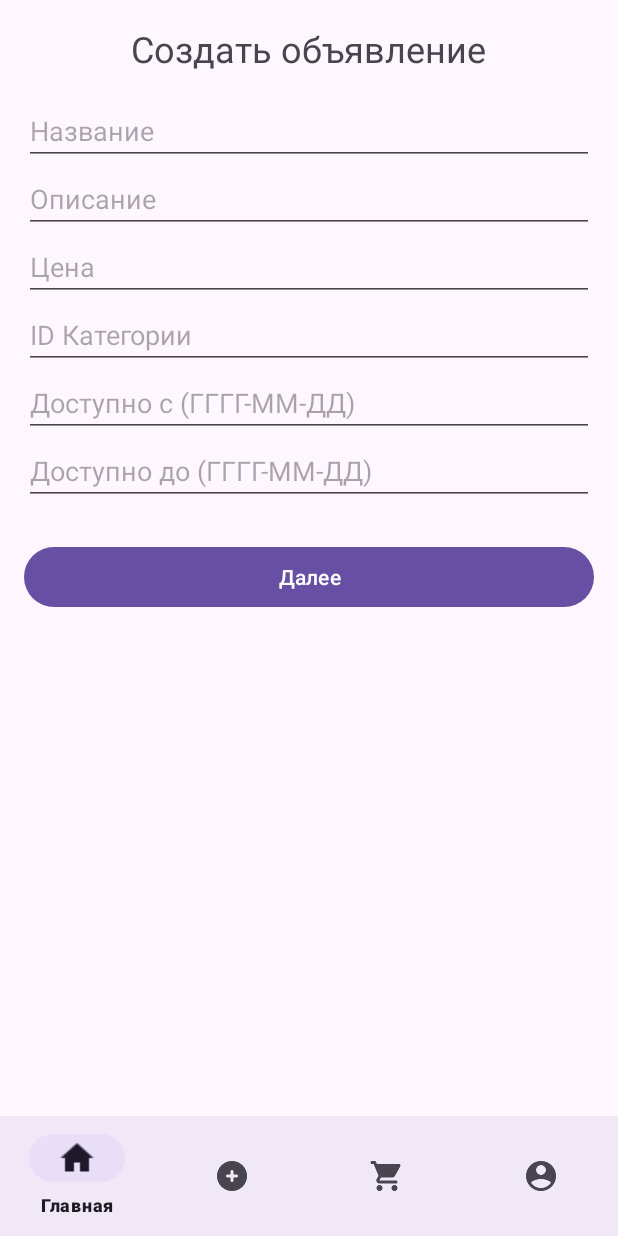
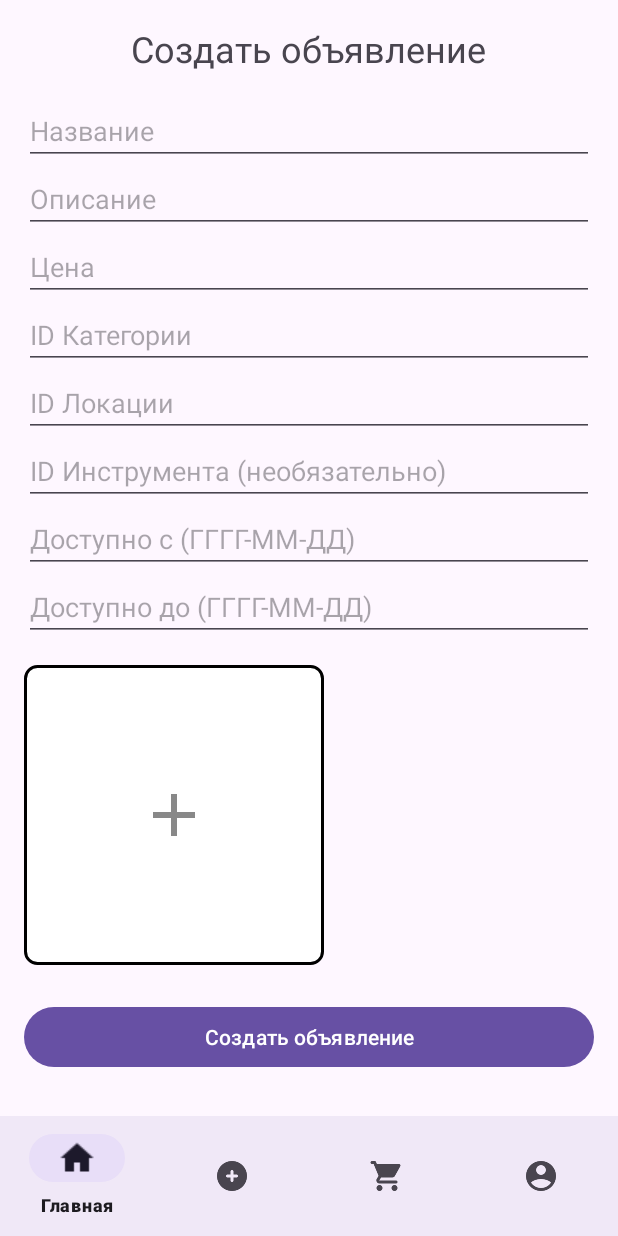
Before and after one commit to BalgynbekChamp/FlexibleRent, an Android app: the fragment CreatePostFragment placed in its activity, on a phone screen of 412 x 824 dp. Run offline under Robolectric (Android 15) with nearby library versions, the phone set to English and light mode, and no system bars; pictures from the network do not load.

Commit message:
Balgynbek's edit

```diff
--- a/QuickRent/QuickRent/app/src/main/java/com/example/quickrent/data/network/ApiService.kt
+++ b/QuickRent/QuickRent/app/src/main/java/com/example/quickrent/data/network/ApiService.kt
@@ -27,18 +27,12 @@ interface ApiService {
     @POST("/api/users/logout")
     fun logout(@Header("Authorization") token: String): Call<Void>
 
-    @POST("api/listings")
+    @POST("/api/listings")
     suspend fun createListing(
         @Header("Authorization") token: String,
         @Body listing: ListingDTO
-    ): Response<Void>
-    @Multipart
-    @POST("api/listings/with-photo")
-    suspend fun uploadListingWithPhotos(
-        @Header("Authorization") token: String,
-        @Part photos: List<MultipartBody.Part>
-        // Можно также передавать JSON часть в виде @Part("data") RequestBody
-    ): Response<Void>
+    ): Response<ListingDTO>
+
     // Получить главные категории (parentId == null)
     @GET("api/categories/main")
     fun getMainCategories(@Header("Authorization") token: String): Call<List<CategoryDto>>
--- a/QuickRent/QuickRent/app/src/main/res/layout/fragment_create_post.xml
+++ b/QuickRent/QuickRent/app/src/main/res/layout/fragment_create_post.xml
@@ -1,12 +1,13 @@
 <ScrollView xmlns:android="http://schemas.android.com/apk/res/android"
+    xmlns:app="http://schemas.android.com/apk/res-auto"
     android:layout_width="match_parent"
     android:layout_height="match_parent">
 
     <LinearLayout
+        android:orientation="vertical"
+        android:padding="16dp"
         android:layout_width="match_parent"
-        android:layout_height="wrap_content"
-        android:orientation="vertical"
-        android:padding="16dp">
+        android:layout_height="wrap_content">
 
         <TextView
             android:layout_width="wrap_content"
@@ -20,13 +21,15 @@
             android:id="@+id/titleField"
             android:layout_width="match_parent"
             android:layout_height="wrap_content"
-            android:hint="Название" />
+            android:hint="Название"
+            android:inputType="text" />
 
         <EditText
             android:id="@+id/descriptionField"
             android:layout_width="match_parent"
             android:layout_height="wrap_content"
-            android:hint="Описание" />
+            android:hint="Описание"
+            android:inputType="textMultiLine" />
 
         <EditText
             android:id="@+id/priceField"
@@ -43,23 +46,48 @@
             android:inputType="number" />
 
         <EditText
+            android:id="@+id/locationIdField"
+            android:layout_width="match_parent"
+            android:layout_height="wrap_content"
+            android:hint="ID Локации"
+            android:inputType="number" />
+
+        <EditText
+            android:id="@+id/toolIdField"
+            android:layout_width="match_parent"
+            android:layout_height="wrap_content"
+            android:hint="ID Инструмента (необязательно)"
+            android:inputType="number" />
+
+        <EditText
             android:id="@+id/availableFromField"
             android:layout_width="match_parent"
             android:layout_height="wrap_content"
-            android:hint="Доступно с (ГГГГ-ММ-ДД)" />
+            android:hint="Доступно с (ГГГГ-ММ-ДД)"
+            android:focusable="false"
+            android:clickable="true" />
 
         <EditText
             android:id="@+id/availableToField"
             android:layout_width="match_parent"
             android:layout_height="wrap_content"
-            android:hint="Доступно до (ГГГГ-ММ-ДД)" />
+            android:hint="Доступно до (ГГГГ-ММ-ДД)"
+            android:focusable="false"
+            android:clickable="true" />
+
+        <androidx.gridlayout.widget.GridLayout
+            android:id="@+id/photoGrid"
+            android:layout_width="match_parent"
+            android:layout_height="wrap_content"
+            android:columnCount="3"
+            android:orientation="horizontal"
+            android:layout_marginTop="16dp" />
 
         <Button
             android:id="@+id/createPostButton"
             android:layout_width="match_parent"
             android:layout_height="wrap_content"
-            android:text="Далее"
+            android:text="Создать объявление"
             android:layout_marginTop="24dp" />
-
     </LinearLayout>
 </ScrollView>
```
Also changed, not shown: QuickRent/QuickRent/app/src/main/java/com/example/quickrent/data/model/ListingDTO.kt (+4 -5 lines), QuickRent/QuickRent/app/src/main/java/com/example/quickrent/data/model/PhotoDTO.kt (added, +11 -0 lines), QuickRent/QuickRent/app/src/main/java/com/example/quickrent/screens/CreatePostFragment.kt (+84 -11 lines), QuickRent/QuickRent/app/src/main/java/com/example/quickrent/screens/UploadPhotoFragment.kt (deleted, +0 -63 lines), QuickRent/QuickRent/app/src/main/res/layout/fragment_upload_photo.xml (deleted, +0 -37 lines).
